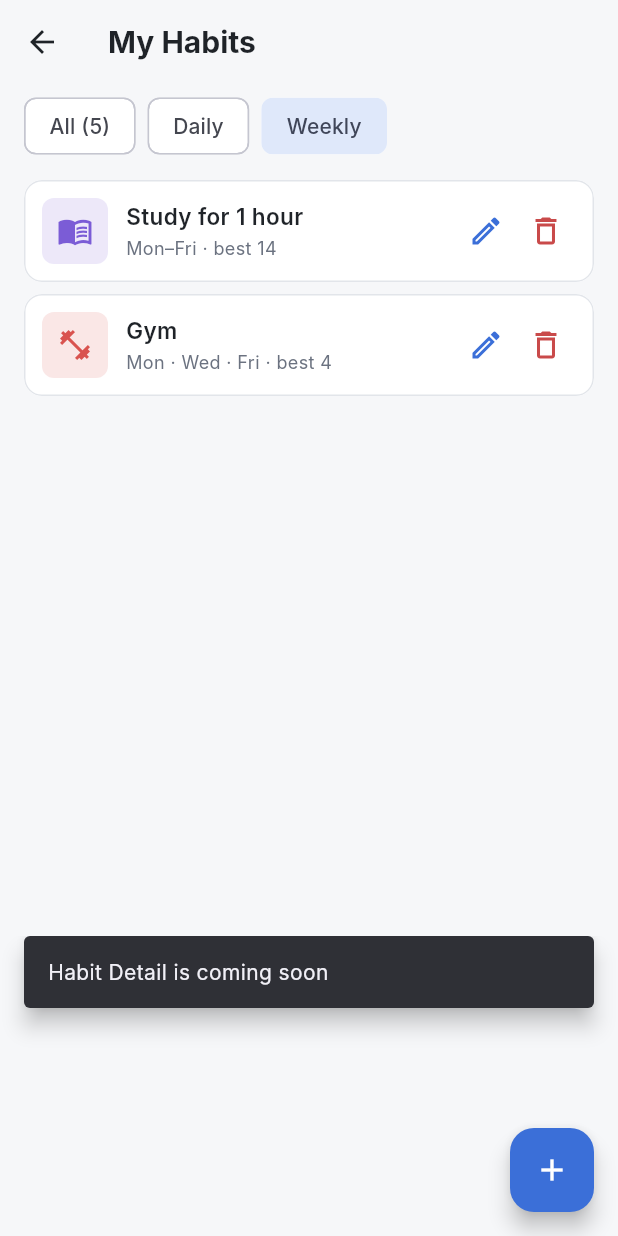
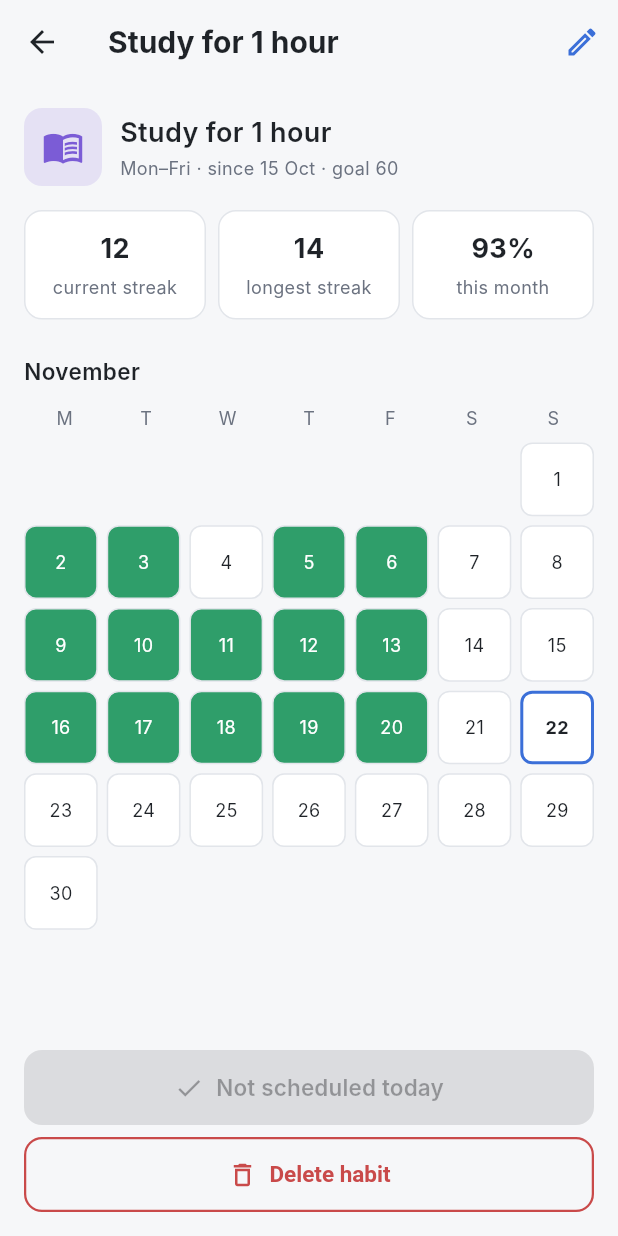
Before and after one commit to necdetalpozdemir/CS310PROJECT, a Flutter app: the MyHabitsScreen screen opened directly, after a tap on "Daily", after a tap on "Weekly", after a tap on "Study for 1 hour", on a phone screen of 412 x 824 dp. Run offline on Flutter 3.47's test engine with Material 3 defaults, Android fonts, the phone set to English and light mode, and no system bars.

Commit message:
Implement Habit Detail screen and open it from Today and My Habits

```diff
--- /dev/null
+++ b/lib/screens/habits/habit_detail_screen.dart
@@ -0,0 +1,239 @@
+import 'package:flutter/material.dart';
+
+import '../../data/habit_data.dart';
+import '../../models/habit.dart';
+import '../../utils/app_colors.dart';
+import '../../utils/app_spacing.dart';
+import '../../utils/app_text_styles.dart';
+import '../../utils/date_labels.dart';
+import '../../widgets/confirm_dialog.dart';
+import '../../widgets/month_calendar.dart';
+import '../../widgets/primary_button.dart';
+import '../../widgets/stat_tile.dart';
+import 'add_edit_habit_screen.dart';
+
+/// One habit in depth: streaks, this month's calendar,
+/// "Mark today as done", edit (pen) and delete.
+///
+/// Opened with Navigator.push from a card on Today or My Habits.
+class HabitDetailScreen extends StatefulWidget {
+  const HabitDetailScreen({super.key, required this.habit});
+
+  final Habit habit;
+
+  @override
+  State<HabitDetailScreen> createState() => _HabitDetailScreenState();
+}
+
+class _HabitDetailScreenState extends State<HabitDetailScreen> {
+  // Short name, so we don't have to write widget.habit everywhere.
+  Habit get _habit => widget.habit;
+
+  /// Days of this month that are done, as day numbers for MonthCalendar.
+  Set<int> _doneDaysIn(DateTime month) => {
+    for (final date in _habit.completedDates)
+      if (date.year == month.year && date.month == month.month) date.day,
+  };
+
+  /// Done scheduled days / scheduled days this month, up to today.
+  /// Today only counts once it is done, like the streak.
+  int _monthPercent(DateTime today) {
+    final firstOfMonth = DateTime(today.year, today.month, 1);
+    final start = _habit.createdAt.isAfter(firstOfMonth)
+        ? _habit.createdAt
+        : firstOfMonth;
+
+    var scheduled = 0;
+    var done = 0;
+    for (
+      var day = start;
+      !day.isAfter(today);
+      day = DateTime(day.year, day.month, day.day + 1)
+    ) {
+      if (!_habit.isScheduledOn(day)) continue;
+      if (_habit.isDoneOn(day)) {
+        scheduled++;
+        done++;
+      } else if (day != today) {
+        scheduled++;
+      }
+    }
+    return scheduled == 0 ? 0 : (done * 100 / scheduled).round();
+  }
+
+  void _toggleToday() {
+    setState(() => HabitData.toggleDone(_habit, DateTime.now()));
+  }
+
+  Future<void> _edit() async {
+    await Navigator.push(
+      context,
+      MaterialPageRoute(builder: (_) => AddEditHabitScreen(habit: _habit)),
+    );
+    // The form changed the same Habit object, so a rebuild shows the edits.
+    if (mounted) setState(() {});
+  }
+
+  Future<void> _delete() async {
+    final streak = _habit.currentStreak;
+    final confirmed = await ConfirmDialog.show(
+      context,
+      title: 'Delete "${_habit.name}"?',
+      message: streak > 0
+          ? 'This habit and its $streak-day streak will be removed.'
+          : 'This habit will be removed.',
+      confirmLabel: 'Delete',
+      icon: Icons.delete_outline,
+    );
+    if (!confirmed || !mounted) return;
+
+    HabitData.remove(_habit);
+    // The SnackBar lives in the app-wide ScaffoldMessenger,
+    // so it stays visible on the screen we go back to.
+    ScaffoldMessenger.of(context)
+        .showSnackBar(SnackBar(content: Text('"${_habit.name}" removed')));
+    Navigator.pop(context);
+  }
+
+  @override
+  Widget build(BuildContext context) {
+    final today = Habit.dateOnly(DateTime.now());
+    final doneToday = _habit.isDoneOn(today);
+    final scheduledToday = _habit.isScheduledOn(today);
+
+    return Scaffold(
+      appBar: AppBar(
+        title: Text(_habit.name, overflow: TextOverflow.ellipsis),
+        actions: [
+          IconButton(
+            tooltip: 'Edit habit',
+            color: AppColors.primary,
+            icon: const Icon(Icons.edit_outlined),
+            onPressed: _edit,
+          ),
+        ],
+      ),
+      body: SafeArea(
+        child: Column(
+          children: [
+            // The content scrolls; the two buttons stay at the bottom.
+            Expanded(
+              child: ListView(
+                padding: AppSpacing.screenPadding,
+                children: [
+                  _Header(habit: _habit),
+                  const SizedBox(height: AppSpacing.lg),
+                  Row(
+                    children: [
+                      Expanded(
+                        child: StatTile(
+                          value: '${_habit.currentStreak}',
+                          label: 'current streak',
+                        ),
+                      ),
+                      const SizedBox(width: AppSpacing.sm),
+                      Expanded(
+                        child: StatTile(
+                          value: '${_habit.bestStreak}',
+                          label: 'longest streak',
+                        ),
+                      ),
+                      const SizedBox(width: AppSpacing.sm),
+                      Expanded(
+                        child: StatTile(
+                          value: '${_monthPercent(today)}%',
+                          label: 'this month',
+                        ),
+                      ),
+                    ],
+                  ),
+                  const SizedBox(height: AppSpacing.xl),
+                  Text(DateLabels.month(today), style: AppTextStyles.subtitle),
+                  const SizedBox(height: AppSpacing.md),
+                  MonthCalendar(
+                    month: today,
+                    doneDays: _doneDaysIn(today),
+                    today: today,
+                  ),
+                ],
+              ),
+            ),
+            Padding(
+              padding: const EdgeInsets.fromLTRB(
+                AppSpacing.lg,
+                AppSpacing.sm,
+                AppSpacing.lg,
+                AppSpacing.lg,
+              ),
+              child: Column(
+                children: [
+                  PrimaryButton(
+                    label: !scheduledToday
+                        ? 'Not scheduled today'
+                        : doneToday
+                        ? 'Done today · tap to undo'
+                        : 'Mark today as done',
+                    icon: doneToday ? Icons.undo : Icons.check,
+                    variant: doneToday
+                        ? ButtonVariant.outlined
+                        : ButtonVariant.filled,
+                    // null disables the button on days the habit isn't planned.
+                    onPressed: scheduledToday ? _toggleToday : null,
+                  ),
+                  const SizedBox(height: AppSpacing.sm),
+                  PrimaryButton(
+                    label: 'Delete habit',
+                    icon: Icons.delete_outline,
+                    variant: ButtonVariant.danger,
+                    onPressed: _delete,
+                  ),
+                ],
+              ),
+            ),
+          ],
+        ),
+      ),
+    );
+  }
+}
+
+/// Icon, name and "Mon–Fri · since 1 Oct" at the top of the screen.
+class _Header extends StatelessWidget {
+  const _Header({required this.habit});
+
+  final Habit habit;
+
+  @override
+  Widget build(BuildContext context) {
+    final goal = habit.dailyGoal == null ? '' : ' · goal ${habit.dailyGoal}';
+
+    return Row(
+      children: [
+        Container(
+          width: 52,
+          height: 52,
+          decoration: BoxDecoration(
+            color: habit.color.withValues(alpha: 0.14),
+            borderRadius: BorderRadius.circular(AppSpacing.radiusMd),
+          ),
+          child: Icon(habit.icon, color: habit.color, size: 28),
+        ),
+        const SizedBox(width: AppSpacing.md),
+        Expanded(
+          child: Column(
+            crossAxisAlignment: CrossAxisAlignment.start,
+            children: [
+              Text(habit.name, style: AppTextStyles.title),
+              const SizedBox(height: 2),
+              Text(
+                '${habit.frequencyLabel} · since '
+                '${DateLabels.dayMonth(habit.createdAt)}$goal',
+                style: AppTextStyles.caption,
+              ),
+            ],
+          ),
+        ),
+      ],
+    );
+  }
+}
--- a/lib/screens/habits/my_habits_screen.dart
+++ b/lib/screens/habits/my_habits_screen.dart
@@ -9,6 +9,7 @@ import '../../utils/app_text_styles.dart';
 import '../../widgets/confirm_dialog.dart';
 import '../../widgets/habit_card.dart';
 import 'add_edit_habit_screen.dart';
+import 'habit_detail_screen.dart';
 
 enum _HabitFilter { all, daily, weekly }
 
@@ -53,16 +54,12 @@ class _MyHabitsScreenState extends State<MyHabitsScreen> {
     if (mounted) setState(() {});
   }
 
-  // Habit Detail is Yusuf's screen. Open it here once it is in the repo.
-  void _openDetail(Habit habit) {
-    ScaffoldMessenger.of(context)
-      ..hideCurrentSnackBar()
-      ..showSnackBar(
-        SnackBar(
-          content: const Text('Habit Detail is coming soon'),
-          margin: _snackBarMargin,
-        ),
-      );
+  Future<void> _openDetail(Habit habit) async {
+    await Navigator.push(
+      context,
+      MaterialPageRoute(builder: (_) => HabitDetailScreen(habit: habit)),
+    );
+    if (mounted) setState(() {});
   }
 
   // Lifts the snackbar above the floating "+" button.
```
